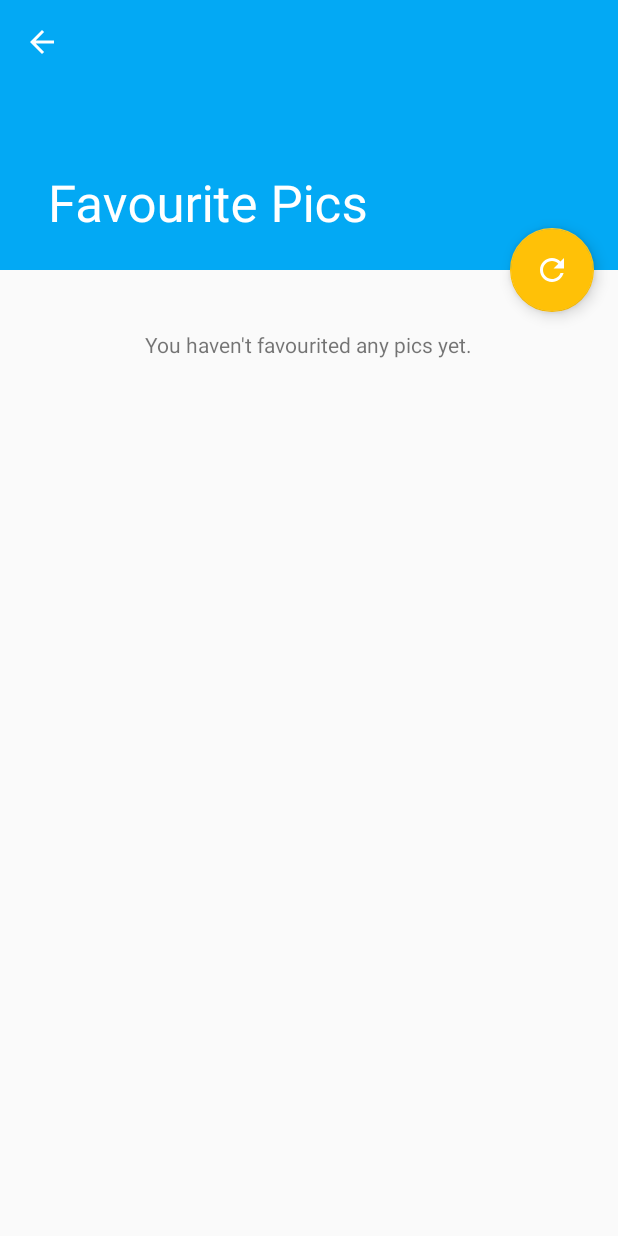
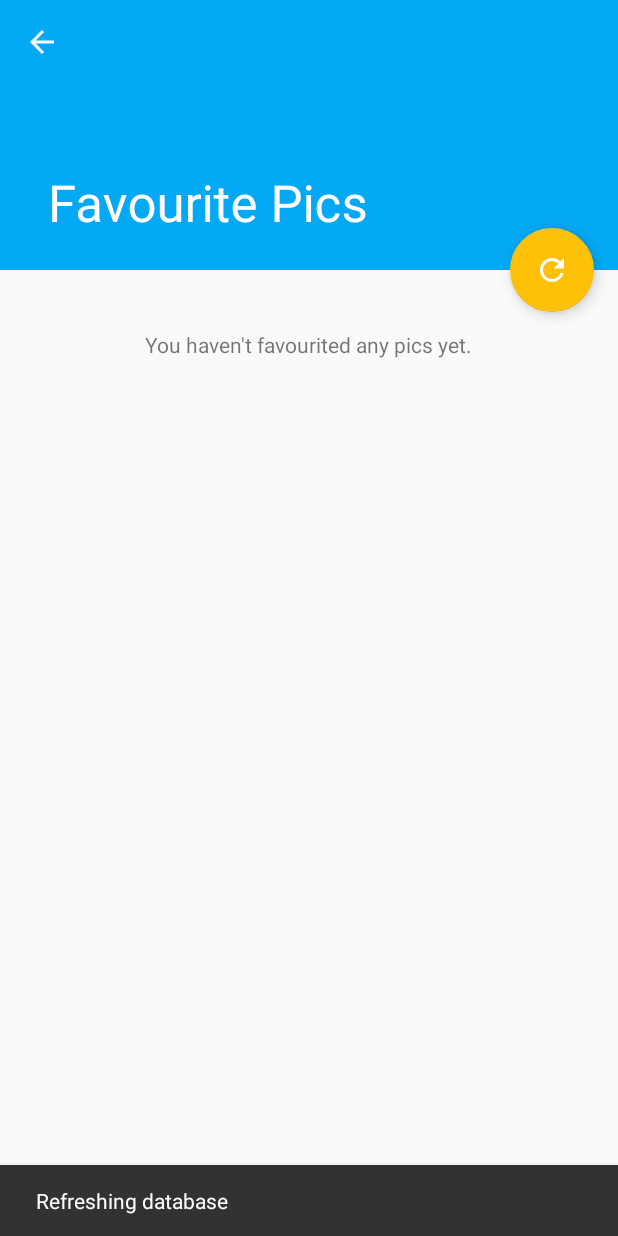
Before and after one commit to LudwigSlotte/reddit-picture-reader, an Android app: the FavouritePicturesActivity screen opened directly, with no data from a screen before it, after a tap on an icon or button, on a phone screen of 412 x 824 dp. Run offline under Robolectric (Android 15) with nearby library versions, the phone set to English and light mode, and no system bars; our stand-ins replace ButterKnife; libraries missing offline, so code that uses them is left out: com.like, io.realm; 3 statements that could not run were skipped.

Commit message:
Favourite Pics: Made recycler view scrollable inside (with smooth scroll), and made small fixes before merge into develop.

```diff
--- a/RedditPictureReader/app/src/main/java/se/slotte/ludwig/redditpicturereader/MainActivity.java
+++ b/RedditPictureReader/app/src/main/java/se/slotte/ludwig/redditpicturereader/MainActivity.java
@@ -31,8 +31,8 @@ public class MainActivity extends AppCompatActivity
     @Override
     protected void onCreate(Bundle savedInstanceState) {
         super.onCreate(savedInstanceState);
+        setContentView(R.layout.activity_main);
         ButterKnife.bind(this);
-        setContentView(R.layout.activity_main);
 
         initToolbar();
         initDrawerToggle();
--- a/RedditPictureReader/app/src/main/java/se/slotte/ludwig/redditpicturereader/favourite_pictures/FavouritePicturesActivity.java
+++ b/RedditPictureReader/app/src/main/java/se/slotte/ludwig/redditpicturereader/favourite_pictures/FavouritePicturesActivity.java
@@ -2,6 +2,7 @@ package se.slotte.ludwig.redditpicturereader.favourite_pictures;
 
 import android.os.Bundle;
 import android.support.design.widget.FloatingActionButton;
+import android.support.design.widget.Snackbar;
 import android.support.v7.app.AppCompatActivity;
 import android.support.v7.widget.LinearLayoutManager;
 import android.support.v7.widget.Toolbar;
@@ -34,10 +35,10 @@ public class FavouritePicturesActivity extends AppCompatActivity implements Favo
         super.onCreate(savedInstanceState);
         setContentView(R.layout.activity_favourite_pictures);
         ButterKnife.bind(this);
-        presenter = new FavouritePicturePresenter(this);
         setToolbarAndEnableBackButton();
         initFabAndOnClickLogic();
         initAdapterAndSetLayoutManager();
+        presenter = new FavouritePicturePresenter(this);
         presenter.loadFromRealmDatabase();
     }
 
@@ -54,6 +55,7 @@ public class FavouritePicturesActivity extends AppCompatActivity implements Favo
             @Override
             public void onClick(View view) {
                 presenter.loadFromRealmDatabase();
+                Snackbar.make(recyclerView, R.string.snackbar_refresh_database, Snackbar.LENGTH_SHORT).show();
             }
         });
     }
@@ -64,6 +66,7 @@ public class FavouritePicturesActivity extends AppCompatActivity implements Favo
         recyclerView.setEmptyView(emptyViewForList);
         recyclerView.setAdapter(myFavouritePictureRecyclerViewAdapter);
         recyclerView.setLayoutManager(new LinearLayoutManager(this));
+        recyclerView.setNestedScrollingEnabled(false);
     }
 
     @Override
--- a/RedditPictureReader/app/src/main/java/se/slotte/ludwig/redditpicturereader/picture_feed/adapter/PictureAdapterHelper.java
+++ b/RedditPictureReader/app/src/main/java/se/slotte/ludwig/redditpicturereader/picture_feed/adapter/PictureAdapterHelper.java
@@ -32,7 +32,7 @@ class PictureAdapterHelper {
     }
 
     void showOrHideImageView() {
-        if (data.getThumbnail().equals(context.getString(R.string.reddit_self_tag))) {
+        if (data.getPreview() == null || data.getThumbnail().equals(context.getString(R.string.reddit_self_tag))) {
             showImageAndStarButton(holder, View.GONE);
         } else {
             initPictureWithLogic();
--- a/RedditPictureReader/app/src/main/res/layout/content_favourite_pictures.xml
+++ b/RedditPictureReader/app/src/main/res/layout/content_favourite_pictures.xml
@@ -17,6 +17,7 @@
             android:name="se.slotte.ludwig.redditpicturereader.picture_feed.PictureFragment"
             android:layout_width="match_parent"
             android:layout_height="match_parent"
+            app:layout_behavior="@string/appbar_scrolling_view_behavior"
             app:layoutManager="LinearLayoutManager"
             tools:context="se.slotte.ludwig.redditpicturereader.favourite_pictures.FavouritePicturesActivity"
             tools:listitem="@layout/favourite_picture_item" />
--- a/RedditPictureReader/app/src/main/res/values/strings.xml
+++ b/RedditPictureReader/app/src/main/res/values/strings.xml
@@ -28,6 +28,7 @@
     <!--Others-->
     <string name="reddit_self_tag">self</string>
     <string name="mail_to_data">mailto: ludwig_slotte@hotmail.com</string>
+    <string name="snackbar_refresh_database">Refreshing database</string>
 
 
 </resources>
```
Also changed, not shown: RedditPictureReader/app/src/main/java/se/slotte/ludwig/redditpicturereader/picture_feed/data/FetchAllDataPresenter.java (+4 -5 lines).
